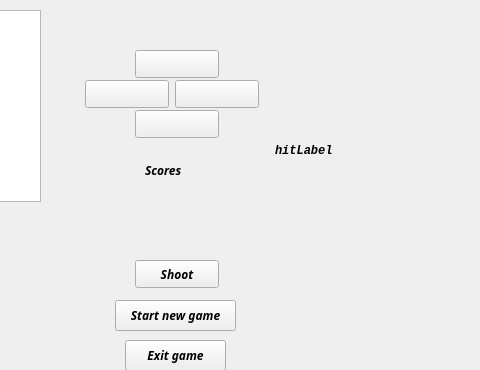
First picture: the form in Game/mainwindow.ui, repository ctrl-elri/nyssemeni, before the edit; both pictures show x 235 to 715 and y 0 to 370 of the 800 by 600 pixel window.
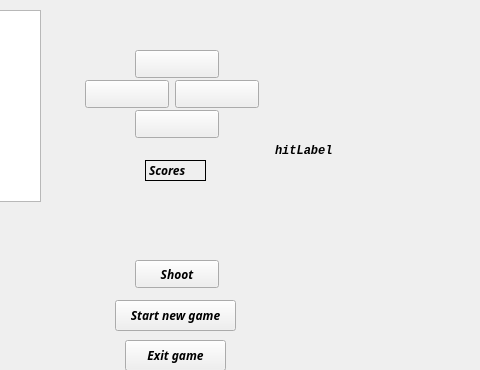
Second picture: the form after the edit.

```diff
--- a/Game/mainwindow.ui
+++ b/Game/mainwindow.ui
@@ -147,10 +147,13 @@
      <rect>
       <x>380</x>
       <y>160</y>
-      <width>71</width>
+      <width>61</width>
       <height>21</height>
      </rect>
     </property>
+    <property name="frameShape">
+     <enum>QFrame::Box</enum>
+    </property>
     <property name="text">
      <string>Scores</string>
     </property>
@@ -180,13 +183,16 @@
     <property name="text">
      <string/>
     </property>
+    <property name="alignment">
+     <set>Qt::AlignLeading|Qt::AlignLeft|Qt::AlignVCenter</set>
+    </property>
    </widget>
    <widget class="QLabel" name="player3Label">
     <property name="geometry">
      <rect>
       <x>370</x>
       <y>220</y>
-      <width>161</width>
+      <width>211</width>
       <height>20</height>
      </rect>
     </property>
@@ -199,7 +205,7 @@
      <rect>
       <x>370</x>
       <y>240</y>
-      <width>141</width>
+      <width>211</width>
       <height>20</height>
      </rect>
     </property>
```
